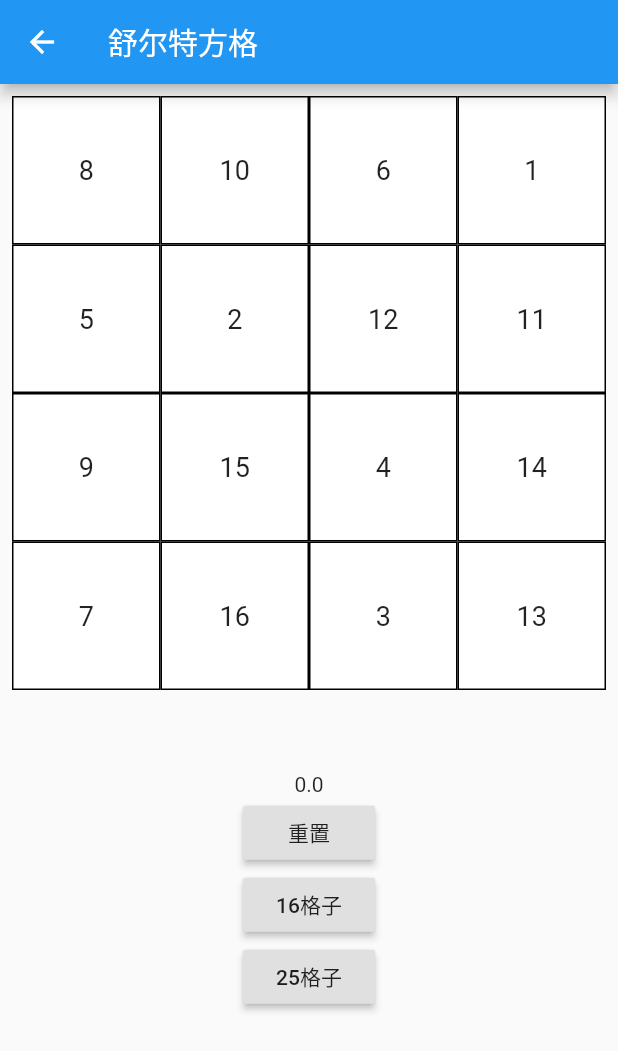
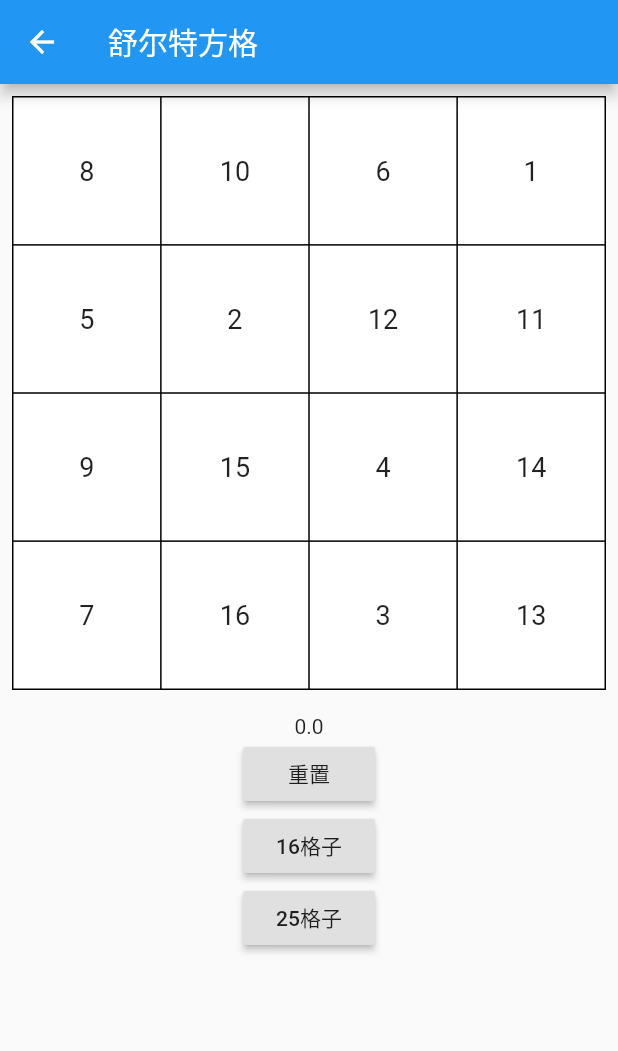
Before and after one commit to YouLe2016/flutter_learn3, a Flutter app: the screen it shows after launch, after a tap on "舒尔特方格", on a phone screen of 412 x 824 dp. Shown: the top 1051 px of the screen. Run offline on Flutter 3.47's test engine with Material 2 defaults, Android fonts, the phone set to English and light mode, and no system bars; our stand-ins replace dio; network calls fail.

Commit message:
仿抖音首页

```diff
--- a/lib/main.dart
+++ b/lib/main.dart
@@ -1,6 +1,7 @@
 import 'package:flutter/material.dart';
 
 import 'bilibili.dart';
+import 'douyin/douyin_page.dart';
 import 'hello/animate_page.dart';
 import 'hello/animate_page2.dart';
 import 'hello/detail_page.dart';
@@ -22,7 +23,7 @@ class MyApp extends StatelessWidget {
     return MaterialApp(
       title: 'Flutter Demo',
       home: MyHomePage(),
-//      initialRoute: "HelloPage",
+//      initialRoute: "douyin",
       routes: {
         // 三天学会flutter
         'BiliBli': (context) => BiliBiliPage(),
@@ -44,6 +45,7 @@ class MyApp extends StatelessWidget {
         // 马友发
         'ZhihuPage': (context) => ZhiHuPage(),
         'setfg': (context) => Setfg(),
+        'douyin': (context) => DouYinPage(),
       },
     );
   }
@@ -67,7 +69,16 @@ class MyHomePage extends StatelessWidget {
                 Navigator.pushNamed(context, "HelloPage");
               },
               child: Text("Hello "),
-            ), FlatButton(
+            ),
+            FlatButton(
+              color: Colors.blue,
+              textColor: Colors.white,
+              onPressed: () {
+                Navigator.pushNamed(context, "TabBarWidget");
+              },
+              child: Text("TabBar "),
+            ),
+            FlatButton(
               color: Colors.blue,
               textColor: Colors.white,
               onPressed: () => Navigator.pushNamed(context, "BiliBli"),
@@ -85,6 +96,12 @@ class MyHomePage extends StatelessWidget {
               onPressed: () => Navigator.pushNamed(context, "setfg"),
               child: Text("舒尔特方格"),
             ),
+            FlatButton(
+              color: Colors.blue,
+              textColor: Colors.white,
+              onPressed: () => Navigator.pushNamed(context, "douyin"),
+              child: Text("某音"),
+            ),
           ],
         ),
       ),
--- a/lib/setfg/setfg_page.dart
+++ b/lib/setfg/setfg_page.dart
@@ -17,16 +17,27 @@ class Setfg extends StatelessWidget {
         child: Padding(
             padding: EdgeInsets.all(8),
             child: Column(
-              mainAxisAlignment: MainAxisAlignment.center,
+//              mainAxisAlignment: MainAxisAlignment.center,
               children: <Widget>[
-                Expanded(
-                  flex: 6,
+//                Expanded(
+//                  flex: 6,
+//                  child: Container(
+//                    padding: EdgeInsets.all(1),
+//                    color: Colors.black,
+//                    child: GridWidget(),
+//                  ),
+//                ),
+//                Expanded(
+//                  child: CountDownWidget(),
+//                  flex: 4,
+//                ),
+                Container(
+                  padding: EdgeInsets.all(1),
+                  color: Colors.black,
                   child: GridWidget(),
                 ),
-                Expanded(
-                  child: CountDownWidget(),
-                  flex: 4,
-                ),
+                SizedBox(height: 16),
+                CountDownWidget(),
               ],
             )),
       ),
@@ -72,6 +83,10 @@ class _GridWidgetState extends State<GridWidget>
   Widget build(BuildContext context) {
     var provider = Provider.of<SetfgProvider>(context);
     return GridView.count(
+      physics: NeverScrollableScrollPhysics(),
+      crossAxisSpacing: 1,
+      mainAxisSpacing: 1,
+      shrinkWrap: true,
       crossAxisCount: provider.size,
       children: List.generate(provider.data.length, (index) {
         return InkWell(
@@ -101,7 +116,7 @@ class _GridWidgetState extends State<GridWidget>
               style: TextStyle(fontSize: 18),
             ),
             decoration: BoxDecoration(
-              border: Border.all(color: Colors.black),
+//              border: Border.all(color: Colors.black),
               color:
                   _curIndex == index ? _currentAnimation.value : Colors.white,
             ),
--- a/lib/widget/tabbar_widget.dart
+++ b/lib/widget/tabbar_widget.dart
@@ -42,4 +42,10 @@ class _TabBarPageState extends State<TabBarPage>
       ),
     );
   }
+
+  @override
+  void dispose() {
+    _tabController.dispose();
+    super.dispose();
+  }
 }
--- a/lib/zhihu/zhihu_page.dart
+++ b/lib/zhihu/zhihu_page.dart
@@ -14,6 +14,12 @@ class _ZhiHuPageState extends State<ZhiHuPage>
   void initState() {
     super.initState();
     _tabController = TabController(length: 3, vsync: this);
+  }
+
+  @override
+  void dispose() {
+    _tabController.dispose();
+    super.dispose();
   }
 
   @override
```
Also changed, not shown: lib/douyin/douyin_page.dart (added, +129 -0 lines).
